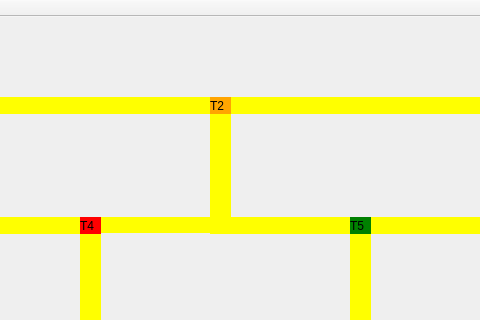
The window that mainwindow.ui (mariamandafm/Avaliacao-SO-Trem) describes before a commit, drawn with Qt 5; both pictures show x 210 to 690 and y 0 to 320 of the 924 by 585 pixel window.
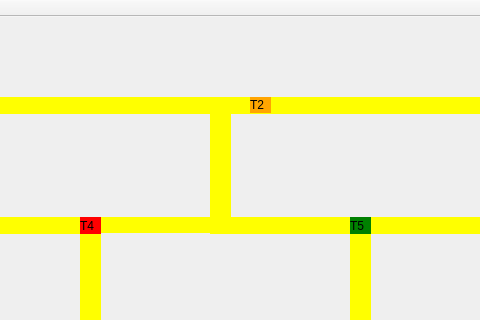
The same window after the commit.

The edit to the form file:
```diff
--- a/mainwindow.ui
+++ b/mainwindow.ui
@@ -155,10 +155,10 @@
    <widget class="QLabel" name="label_trem2">
     <property name="geometry">
      <rect>
-      <x>420</x>
+      <x>460</x>
       <y>80</y>
       <width>21</width>
-      <height>17</height>
+      <height>16</height>
      </rect>
     </property>
     <property name="styleSheet">
```
Left out of the diff: 12 changed lines with no effect on the pictures.
